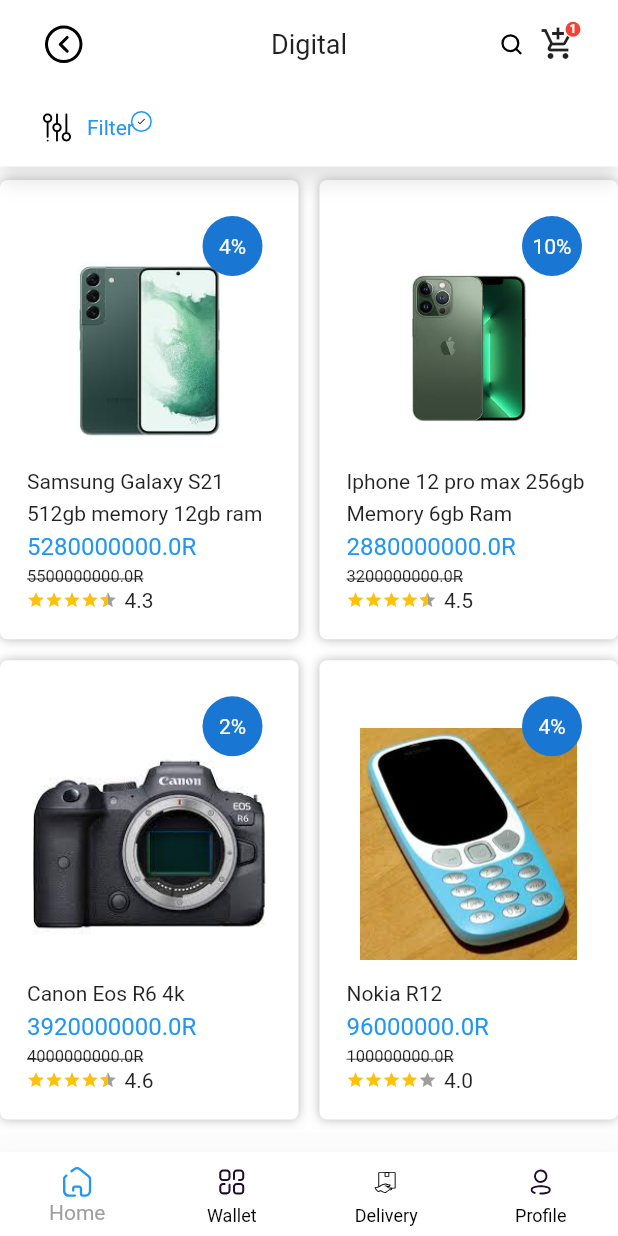
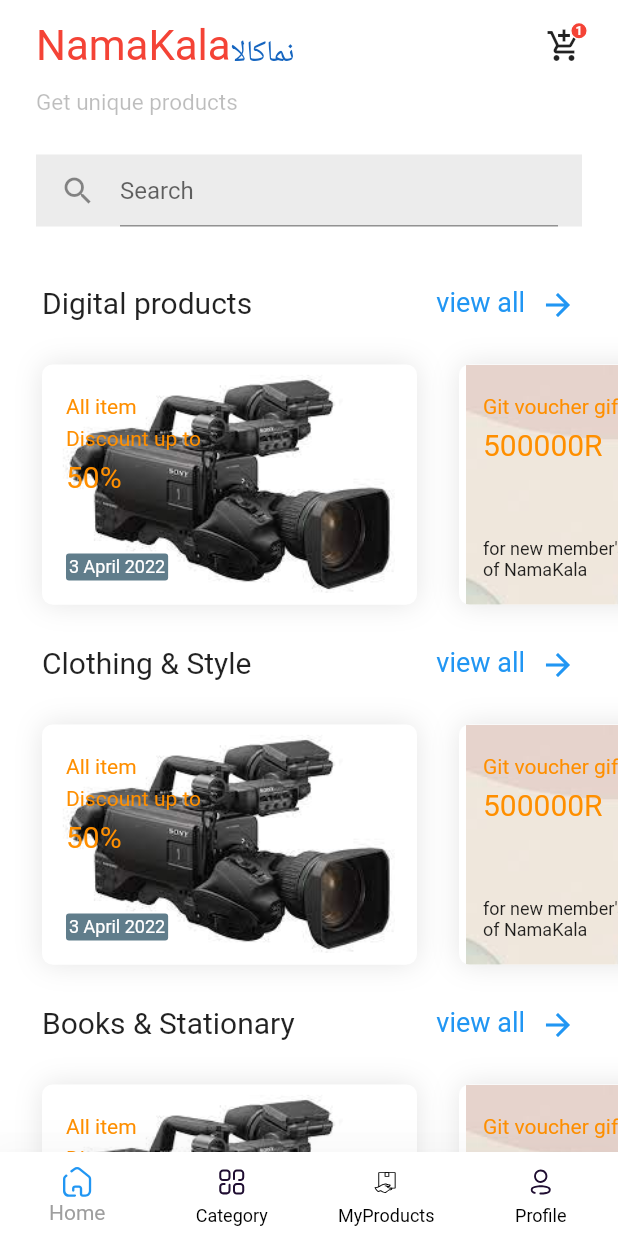
Before and after one commit to qasim12343/Online_shop, a Flutter app: the CategoryScreen screen opened by its route, on a phone screen of 412 x 824 dp. Run offline on Flutter 3.47's test engine with Material 2 defaults, Android fonts, the phone set to English and light mode, and no system bars; drawn by our look-alikes of flutter_rating_bar; our stand-ins replace flutter_spinkit, flutter_svg, font_awesome_flutter, hexcolor.

Commit message:
added category screen

```diff
--- a/lib/data/data.dart
+++ b/lib/data/data.dart
@@ -25,32 +25,26 @@ class Data{
     return _users;
   }
 
-
   static List <Category> categories = [
-  Category('assets/images/Digitals/Ipone 12.jpg' ,  'Phones'),
-  Category('assets/images/mac.jpg' , "Computers"),
-  Category( 'assets/images/Digitals/Ipone 12.jpg' , "Cameras"),
+  Category('assets/images/topSales.png' ,  'Best sales'),
+  Category('assets/images/discount.png' , "Top discounts"),
+  Category( 'assets/images/newProduct.jpg' , "New products "),
   ];
 
   static List<Promotion> promotions = [
     Promotion(title: 'All item \nDiscount up to',
       subtitle: '50%',
-      backgroundImagePath: '',
       tag: '3 April 2022',
-      reversedGradiant: false,
-      imagePath: 'assets/images/mac.jpg',
+      imagePath: 'assets/images/sonyPro.jpg',
       caption: '',
 
     ),
     Promotion(
       title: 'Git voucher gift',
       subtitle: '500000R',
-      backgroundImagePath: 'assets/images/simpleBackground.jpg',
-      reversedGradiant: true,
       caption: 'for new member\'s\nof NamaKala',
       tag: '',
-      imagePath: null,
-
+      imagePath: 'assets/images/simpleBackground.jpg',
     )
   ];
 
@@ -79,10 +73,10 @@ class Data{
         name: 'Iphone 12 pro max 256gb Memory 6gb Ram',
         rating: 4.5
     ),
-    Item(originalPrice: 4000000000,
+    Item(originalPrice: 800000000,
         discount: 2,
-        imagePath: 'assets/images/canonEosR6.jpg',
-        name: 'Canon Eos R6 4k',
+        imagePath: 'assets/images/XiamoM11.jpg',
+        name: 'Xiaomi M11 lite 256 gb memory 8 gb rma',
         rating: 4.6
     ),
     Item(originalPrice: 100000000,
@@ -100,25 +94,25 @@ class Data{
         name: 'mac air 2020',
         rating: 4.3
     ),
-    Item(originalPrice: 3200000000,
+    Item(originalPrice: 900000000,
         discount: 10,
-        imagePath: 'assets/images/lap.jpg',
-        name: 'Iphone 12 pro max 256gb Memory 6gb Ram',
+        imagePath: 'assets/images/desktopDell.jpg',
+        name: 'dell 4200  512 GB HDD',
         rating: 4.5
     ),
     Item(originalPrice: 4000000000,
         discount: 2,
-        imagePath: 'assets/images/canonEosR6.jpg',
-        name: 'Canon Eos R6 4k',
+        imagePath: 'assets/images/asus.jpg',
+        name: 'Asus Legion5 512 GB SSD',
         rating: 4.6
     ),
-    Item(originalPrice: 100000000,
+
+    Item(originalPrice: 1000000000,
         discount: 4,
-        imagePath: 'assets/images/Nokia.jpg',
-        name: 'Nokia R12 ',
+        imagePath: 'assets/images/dell5440.jpg',
+        name: 'Dell latitude 5440 512GB HDD',
         rating: 4.0
     )
-
   ];
 
 }
--- a/lib/data/promotion.dart
+++ b/lib/data/promotion.dart
@@ -1,18 +1,14 @@
 class Promotion{
-  String? imagePath;
+  String imagePath;
   String? title;
-  String? backgroundImagePath;
   String? subtitle;
   String? tag;
   String? caption;
-  bool? reversedGradiant;
 
   Promotion({
     this.title,
-    this.backgroundImagePath,
     this.caption,
-    this.imagePath,
-    this.reversedGradiant,
+    required this.imagePath,
     this.subtitle,
     this.tag,
   });
--- a/lib/pages/Category/category_screen.dart
+++ b/lib/pages/Category/category_screen.dart
@@ -1,144 +1,76 @@
 import 'package:flutter/cupertino.dart';
 import 'package:flutter/material.dart';
-import 'package:flutter_rating_bar/flutter_rating_bar.dart';
-import 'package:shop/data/item.dart';
-import 'package:shop/pages/Category/widgets/header_sliver.dart';
+import 'package:shop/data/data.dart';
+import 'package:shop/pages/home/widgets/section.dart';
 import 'package:shop/widgets/app_bottom_navigation.dart';
-import 'package:shop/data/data.dart';
+import 'package:shop/pages/home/widgets/header.dart';
+import 'package:shop/widgets/promotion_card.dart';
 
 class CategoryScreen extends StatefulWidget {
   const CategoryScreen({Key? key}) : super(key: key);
 
   @override
+
   _CategoryScreenState createState() => _CategoryScreenState();
 }
 
 class _CategoryScreenState extends State<CategoryScreen> {
+  Data fake = Data();
+
   @override
   Widget build(BuildContext context) {
-    return Scaffold(
-      bottomNavigationBar: AppBarBottomNavigation(),
-      backgroundColor: Colors.white,
-      body: SafeArea(
-        child: CustomScrollView(
-          slivers: [
-            SliverPersistentHeader(
-              pinned: true,
-              floating: true,
-                delegate: HeaderSliver(maxExtent: 120, minExtent: 120),
-            ),
-            SliverGrid.count(crossAxisCount: 2,
-              childAspectRatio: 0.65,
-              mainAxisSpacing: 14,
-              crossAxisSpacing: 14,
-              children:Data.itemsPhones.asMap().entries.map((e){
-                  return GridItem(item: e.value);
-                }).toList(),
-            )
-          ],
+    return SafeArea(
+      child: Scaffold(
+        bottomNavigationBar: AppBarBottomNavigation(),
+        body: SingleChildScrollView(
+          child: Column(
+            crossAxisAlignment: CrossAxisAlignment.start,
+            children: [
+              Header(),
+              Section('Digital products',
+                 Data.promotions.map((e){
+                    return PromotionCard(
+                      imagePath: e.imagePath,
+                      title: e.title!,
+                      subtitle: e.subtitle!,
+                      tag: e.tag!,
+                      caption: e.caption!, onTap: () { Navigator.pushNamed(context, '/list'); },
+                    );
+                  }).toList()),
+              Section('Clothing & Style',
+                  Data.promotions.map((e){
+                    return PromotionCard(
+                      imagePath: e.imagePath,
+                      title: e.title!,
+                      subtitle: e.subtitle!,
+                      tag: e.tag!,
+                      caption: e.caption!, onTap: () { Navigator.pushNamed(context, '/list'); },
+                    );
+                  }).toList()),
+              Section('Books & Stationary',
+                  Data.promotions.map((e){
+                    return PromotionCard(
+                      imagePath: e.imagePath,
+                      title: e.title!,
+                      subtitle: e.subtitle!,
+                      tag: e.tag!,
+                      caption: e.caption!, onTap: () { Navigator.pushNamed(context, '/list'); },
+                    );
+                  }).toList()),
+              Section('Sport',
+                  Data.promotions.map((e){
+                    return PromotionCard(
+                      imagePath: e.imagePath,
+                      title: e.title!,
+                      subtitle: e.subtitle!,
+                      tag: e.tag!,
+                      caption: e.caption!, onTap: () { Navigator.pushNamed(context, '/list'); },
+                    );
+                  }).toList()),
+            ],
+          ),
         ),
       ),
     );
   }
 }
-class GridItem extends StatelessWidget {
-  final Item item;
-  const GridItem({Key? key, required this.item}) : super(key: key);
-
-  @override
-  Widget build(BuildContext context) {
-    return Container(
-      padding: EdgeInsets.all(8),
-      decoration: BoxDecoration(
-        color: Colors.white,
-        borderRadius: BorderRadius.circular(5),
-        boxShadow: [
-          BoxShadow(color: Colors.black26, offset: Offset.zero, blurRadius: 5.0)
-        ],),
-      child: Column(
-        children: [
-          Expanded(
-            child: Stack(
-              alignment: Alignment.center,
-              children: [
-                Container(
-                  margin: EdgeInsets.only(top: 37),
-                  height: 180,
-                  decoration: BoxDecoration(
-                    image: DecorationImage(
-                        alignment: Alignment.bottomCenter,
-                        image: AssetImage(item.imagePath)
-                    )
-                  ),
-                ),
-                if(item.discount != 0)
-                  Positioned(
-                    top: 16,
-                    right: 16,
-                    child: Container(
-                      alignment: Alignment.center,
-                      height: 40,
-                      width: 40,
-                      decoration: BoxDecoration(
-                          color: Colors.blue[700],
-                          shape: BoxShape.circle),
-                      child: Text('${item.discount}%',
-                        textAlign: TextAlign.center,
-                        style: TextStyle(color: Colors.white),
-                      ),
-                    ),
-                  ),
-              ],
-            ),
-          ),
-          Padding(
-            padding: const EdgeInsets.all(10.0),
-            child: Column(
-              crossAxisAlignment: CrossAxisAlignment.start,
-              children: [
-                Text(item.name,
-                style: TextStyle(fontSize: 14, height: 1.5),),
-                Wrap(
-                  spacing: 3,
-                  crossAxisAlignment: WrapCrossAlignment.center,
-                  children: [
-                  Text("${item.Price}R",
-                    style: TextStyle(
-                      fontSize: 16,
-                      height: 1.5,
-                      color: Colors.blue
-                    ),
-                  ),
-                  Text("${item.originalPrice}R",
-                    style: TextStyle(fontSize: 11,height: 1.5, decoration: TextDecoration.lineThrough),)
-                ],
-                ),
-                Container(
-                  child: Row(
-                    children: [
-                      RatingBar.builder(
-                        initialRating: item.rating,
-                        itemSize: 12,
-                        itemCount: 5,
-                        allowHalfRating: true,
-                        minRating: 1,
-                        itemBuilder: (BuildContext context,_) =>Icon(
-                          Icons.star,
-                          size: 2,
-                          color: Colors.amber,
-                        ),
-                        onRatingUpdate: (double value) {  },
-                      ),
-                      SizedBox(width: 5,),
-                      Text('${item.rating}')
-                    ],
-                  ),
-                )
-              ],
-            ),
-          ),
-        ],
-      ),
-    );
-  }
-}
--- a/lib/pages/home/widgets/header.dart
+++ b/lib/pages/home/widgets/header.dart
@@ -21,11 +21,12 @@ class Header extends StatelessWidget {
             mainAxisAlignment: MainAxisAlignment.spaceBetween,
             children: [
               Row(children: [
-                Text("NamaKala", style: TextStyle(fontSize: 28),),
+                Text("NamaKala", style: TextStyle(fontSize: 28, color: Colors.red),),
                 Container(
                   padding: EdgeInsets.only(top: 10),
                   child: Text("نماکالا",style: TextStyle(
-                      fontSize: 20
+                      fontSize: 20,
+                      color: Colors.blue[800]
                   ),),
                 ),
               ],
@@ -35,7 +36,7 @@ class Header extends StatelessWidget {
               Cart(numberOfItemsInCart: Data.numberOfItemsInCart),
             ],
           ),
-          Text("Get unique things",
+          Text("Get unique products",
           style: TextStyle(fontSize: 15, height: 2, color: Colors.black26),
           ),
           SearchBar(),
--- a/lib/pages/home/widgets/section.dart
+++ b/lib/pages/home/widgets/section.dart
@@ -35,7 +35,6 @@ class Section extends StatelessWidget {
                   ],
                 ),
                   onTap:(){
-
                   }
               )
             ],
--- a/lib/widgets/app_bottom_navigation.dart
+++ b/lib/widgets/app_bottom_navigation.dart
@@ -13,26 +13,31 @@ class _AppBarBottomNavigationState extends State<AppBarBottomNavigation> {
   int selectedItem = 0;
   List<dynamic> meneItems = [
     {
-    'icon': 'assets/icons/home.svg',
-    'label': 'Home'
+      'icon': 'assets/icons/home.svg',
+      'label': 'Home',
+      'page' : '/home'
     },
 
     {
       'icon': 'assets/icons/category.svg',
-      'label': 'Wallet'
+      'label': 'Category',
+      'page' : '/category'
     },
     {
       'icon': 'assets/icons/delivery.svg',
-      'label': 'Delivery'
+      'label': 'MyProducts',
+      'page' : '/myProducts'
     },
     {
       'icon': 'assets/icons/profile (1).svg',
-      'label': 'Profile'
+      'label': 'Profile',
+      'page' : '/profile'
     },
 
   ];
   void _onTapped(int index){
     setState(() {
+      Navigator.pushNamed(context, meneItems[index]['page']);
       selectedItem = index;
     });
   }
@@ -54,7 +59,7 @@ class _AppBarBottomNavigationState extends State<AppBarBottomNavigation> {
     }).toList(),
       selectedItemColor: Colors.grey,
       onTap: _onTapped,
-      currentIndex: 0,
+      currentIndex: selectedItem,
     );
 
   }
--- /dev/null
+++ b/lib/widgets/promotion_card.dart
@@ -0,0 +1,71 @@
+import 'package:flutter/cupertino.dart';
+import 'package:flutter/material.dart';
+
+class PromotionCard extends StatelessWidget {
+  final String imagePath;
+  final String title;
+  final String subtitle;
+  final String? tag;
+  final String? caption;
+  final Function() onTap;
+  static List<Color> bkColors = [Colors.blue.withOpacity(0.1), Colors.grey];
+  const PromotionCard({
+    this.tag,
+    required this.subtitle,
+    this.caption,
+    required this.title,
+    required this.imagePath,
+    Key? key, required this.onTap}) : super(key: key);
+
+  @override
+  Widget build(BuildContext context) {
+    return InkWell(
+      onTap: onTap,
+      child: Container(
+        padding: EdgeInsets.all(16),
+        width: 250,
+        height: 160,
+        decoration: BoxDecoration(
+          color: Colors.white,
+          borderRadius: BorderRadius.circular(7),
+          boxShadow: [
+            BoxShadow(
+              color: Colors.black.withOpacity(0.1),
+              offset: Offset.zero,
+              blurRadius: 15,
+            )
+          ],
+          image: DecorationImage(
+            image: AssetImage(imagePath),
+            fit: BoxFit.contain,
+          )
+        ),
+        child: Stack(
+          children: [
+            Wrap(direction: Axis.vertical, children: [
+              Text(this.title, style: TextStyle(fontSize: 14, height: 1.5, color: Colors.amber[800]),),
+              Text(this.subtitle, style: TextStyle(fontSize: 20, height: 1.5, color: Colors.amber[800]),),
+            ],
+            ),
+            Positioned(
+                left: 0, bottom: 0,
+                child: this.tag != ''
+                    ? Container(
+                      padding: EdgeInsets.all(2),
+                      decoration: BoxDecoration(
+                          color: Colors.blueGrey,
+                        borderRadius: BorderRadius.circular(2),
+                      ),
+                      child: Text(this.tag!,style: TextStyle(fontSize: 12, color: Colors.white),),
+                    )
+                    : Text(
+                  this.caption!,
+                  style: TextStyle(fontSize: 12),
+                  )
+            )
+          ],
+        ),
+      ),
+    );
+  }
+}
```
Also changed, not shown: lib/main.dart (+8 -1 lines), lib/pages/Category/list_screen.dart (added, +144 -0 lines), lib/pages/category_screen.dart (deleted, +0 -60 lines), lib/pages/home/home_screen.dart (+4 -6 lines), lib/pages/home/widgets/promotion_card.dart (deleted, +0 -85 lines), lib/pages/profile.dart (added, +15 -0 lines), assets/images/dell5440.jpg (added), assets/images/discount.png (added), assets/images/newProduct.jpg (added), assets/images/newProduct.png (added), assets/images/topSales.png (added).
